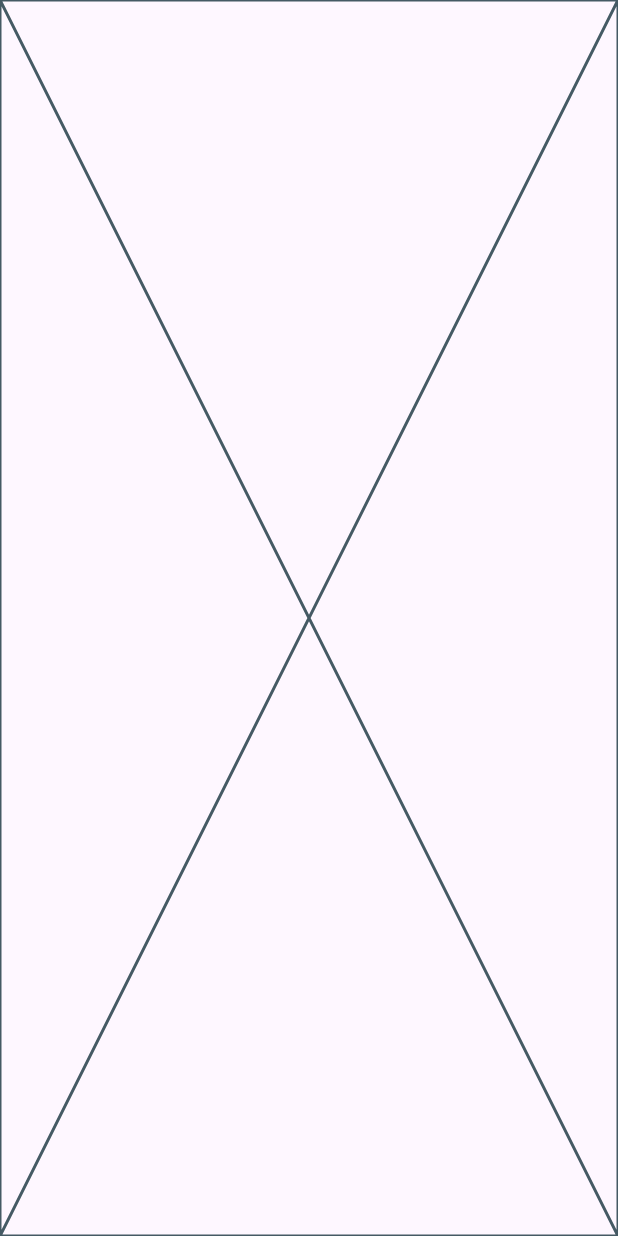
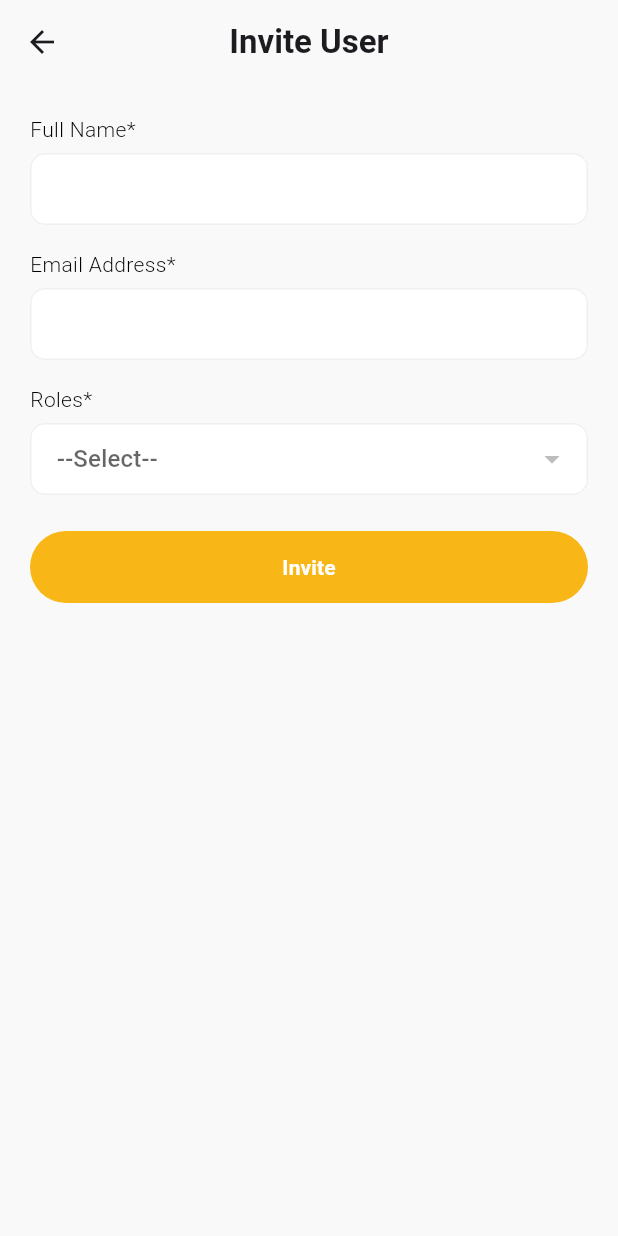
Before and after one commit to huzaifa051/vScrawl, a Flutter app: the InviteUserScreen screen opened directly, on a phone screen of 412 x 824 dp. Run offline on Flutter 3.47's test engine with Material 3 defaults, Android fonts, the phone set to English and light mode, and no system bars; our stand-ins replace image_picker, open_file, shared_preferences; accounts and stored records are empty; network calls fail; key blocks and very long unbroken strings in the code were emptied for the run.

Commit message:
Developed Invite User Screen

```diff
--- a/lib/screens/invite_user_screen.dart
+++ b/lib/screens/invite_user_screen.dart
@@ -1,7 +1,6 @@
 import 'package:flutter/material.dart';
 import '../utils/app_colors.dart';
 import '../services/auth_service.dart';
-import 'dart:convert';
 
 class InviteUserScreen extends StatefulWidget {
   final VoidCallback? onBack;
@@ -17,7 +16,7 @@ class _InviteUserScreenState extends State<InviteUserScreen> {
   final _nameController = TextEditingController();
   final _emailController = TextEditingController();
 
-  String? _selectedRoleId;
+  int? _selectedRoleId;
   bool _isSubmitting = false;
 
   List<Map<String, dynamic>> _roles = [];
@@ -61,18 +60,160 @@ class _InviteUserScreenState extends State<InviteUserScreen> {
       ),
       focusedBorder: OutlineInputBorder(
         borderSide: const BorderSide(color: AppColors.accent, width: 1.5),
-        borderRadius: BorderRadius.circular(10)
+        borderRadius: BorderRadius.circular(10),
       ),
       errorBorder: OutlineInputBorder(
         borderRadius: BorderRadius.circular(10),
-        borderSide: const BorderSide(color: AppColors.error)
-      )
+        borderSide: const BorderSide(color: AppColors.error),
+      ),
     );
   }
 
+  Widget _fieldLabel(String text) {
+    return Padding(
+      padding: EdgeInsets.only(bottom: 6),
+      child: Text(text, style: AppTextStyles.fieldLabel),
+    );
+  }
+
+  Future<void> _handleInvite() async {
+    if (!_formKey.currentState!.validate()) return;
+
+    setState(() => _isSubmitting = true);
+
+    try {
+      await AuthService.inviteUser(
+        name: _nameController.text.trim(),
+        emailAddress: _emailController.text.trim(),
+        roleId: _selectedRoleId!,
+      );
+
+      if (mounted) {
+        (widget.onBack ?? () => Navigator.of(context).pop())();
+      }
+    } catch (e) {
+      if (mounted) {
+        ScaffoldMessenger.of(
+          context,
+        ).showSnackBar(SnackBar(content: Text('Failed to invite user: $e')));
+      }
+    } finally {
+      if (mounted) setState(() => _isSubmitting = false);
+    }
+  }
 
   @override
   Widget build(BuildContext context) {
-    return const Placeholder();
+    return Scaffold(
+      backgroundColor: AppColors.pageBackground,
+      appBar: AppBar(
+        backgroundColor: AppColors.pageBackground,
+        elevation: 0,
+        centerTitle: true,
+        leading: IconButton(
+          onPressed: widget.onBack ?? () => Navigator.of(context).pop(),
+          icon: const Icon(Icons.arrow_back),
+        ),
+        title: const Text(
+          'Invite User',
+          style: TextStyle(fontWeight: FontWeight.w700),
+        ),
+      ),
+      body: SafeArea(
+        child: Form(
+          key: _formKey,
+          child: SingleChildScrollView(
+            padding: const EdgeInsets.all(20),
+            child: Column(
+              crossAxisAlignment: CrossAxisAlignment.start,
+              children: [
+                _fieldLabel('Full Name*'),
+                TextFormField(
+                  controller: _nameController,
+                  decoration: _fieldDecoration(),
+                  validator: (value) => (value == null || value.trim().isEmpty)
+                      ? 'Full Name is required'
+                      : null,
+                ),
+                const SizedBox(height: 16),
+
+                _fieldLabel('Email Address*'),
+                TextFormField(
+                  controller: _emailController,
+                  decoration: _fieldDecoration(),
+                  keyboardType: TextInputType.emailAddress,
+                  validator: (value) {
+                    if (value == null || value.trim().isEmpty) {
+                      return 'Email Address is required';
+                    }
+                    final emailRegex = RegExp(r'^[^@\s]+@[^@\s]+\.[^@\s]+$');
+                    if (!emailRegex.hasMatch(value.trim())) {
+                      return 'Enter a valid email';
+                    }
+                    return null;
+                  },
+                ),
+                const SizedBox(height: 16),
+
+                _fieldLabel('Roles*'),
+                _isLoadingRoles
+                    ? const Padding(
+                        padding: EdgeInsetsGeometry.symmetric(vertical: 12),
+                        child: Center(child: CircularProgressIndicator()),
+                      )
+                    : DropdownButtonFormField<int>(
+                        value: _selectedRoleId,
+                        decoration: _fieldDecoration(),
+                        hint: const Text('--Select--'),
+                        items: _roles
+                            .map(
+                              (role) => DropdownMenuItem<int>(
+                                value: role['roleId'] as int,
+                                child: Text(role['roleName'] ?? ''),
+                              ),
+                            )
+                            .toList(),
+                        onChanged: (value) =>
+                            setState(() => _selectedRoleId = value),
+                        validator: (value) =>
+                            value == null ? 'Please select a role' : null,
+                      ),
+                const SizedBox(height: 24),
+
+                SizedBox(
+                  width: double.infinity,
+                  height: 48,
+                  child: ElevatedButton(
+                    onPressed: _isSubmitting ? null : _handleInvite,
+                    style: ElevatedButton.styleFrom(
+                      backgroundColor: AppColors.accent,
+                      foregroundColor: Colors.white,
+                      disabledBackgroundColor: AppColors.accent,
+                      elevation: 0,
+                      shape: RoundedRectangleBorder(
+                        borderRadius: BorderRadius.circular(24),
+                      ),
+                    ),
+                    child: _isSubmitting
+                        ? const SizedBox(
+                            width: 20,
+                            height: 20,
+                            child: CircularProgressIndicator(
+                              strokeWidth: 2,
+                              color: Colors.white,
+                            ),
+                          )
+                        : const Text(
+                            'Invite',
+                            style: TextStyle(fontWeight: FontWeight.w700),
+                          ),
+                  ),
+                ),
+              ],
+            ),
+          ),
+        ),
+      ),
+    );
   }
 }
--- a/lib/screens/users_screen.dart
+++ b/lib/screens/users_screen.dart
@@ -4,6 +4,7 @@ import '../utils/app_colors.dart';
 import '../providers/users_list_provider.dart';
 import '../models/users_list_model.dart';
 import 'dart:async';
+import '../screens/invite_user_screen.dart';
 
 class UsersScreen extends StatefulWidget {
   final VoidCallback? onBack;
@@ -99,7 +100,11 @@ class _UsersScreenState extends State<UsersScreen> {
               Padding(
                 padding: const EdgeInsets.only(right: 12),
                 child: TextButton(
-                  onPressed: () {},
+                  onPressed: () {
+                    Navigator.of(context).push(
+                      MaterialPageRoute(builder: (_) => const InviteUserScreen()),
+                    );
+                  },
                   style: TextButton.styleFrom(
                     backgroundColor: AppColors.accent,
                     foregroundColor: Colors.white,
```
